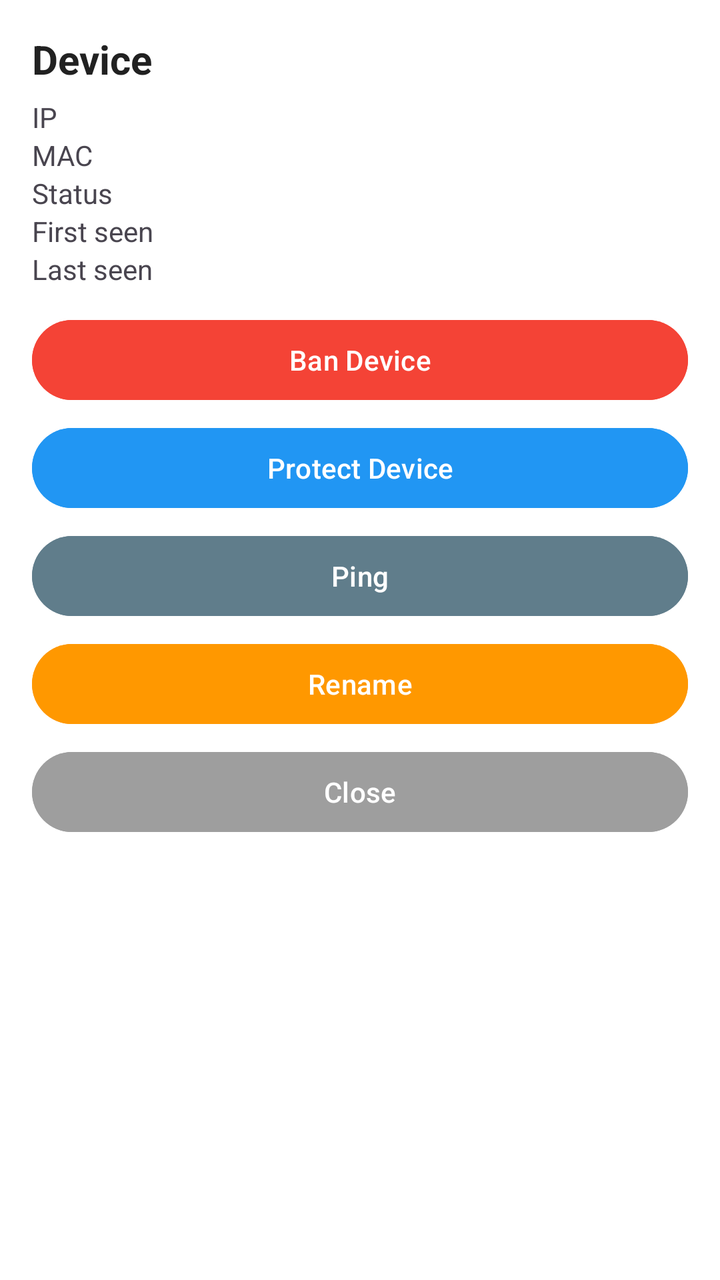
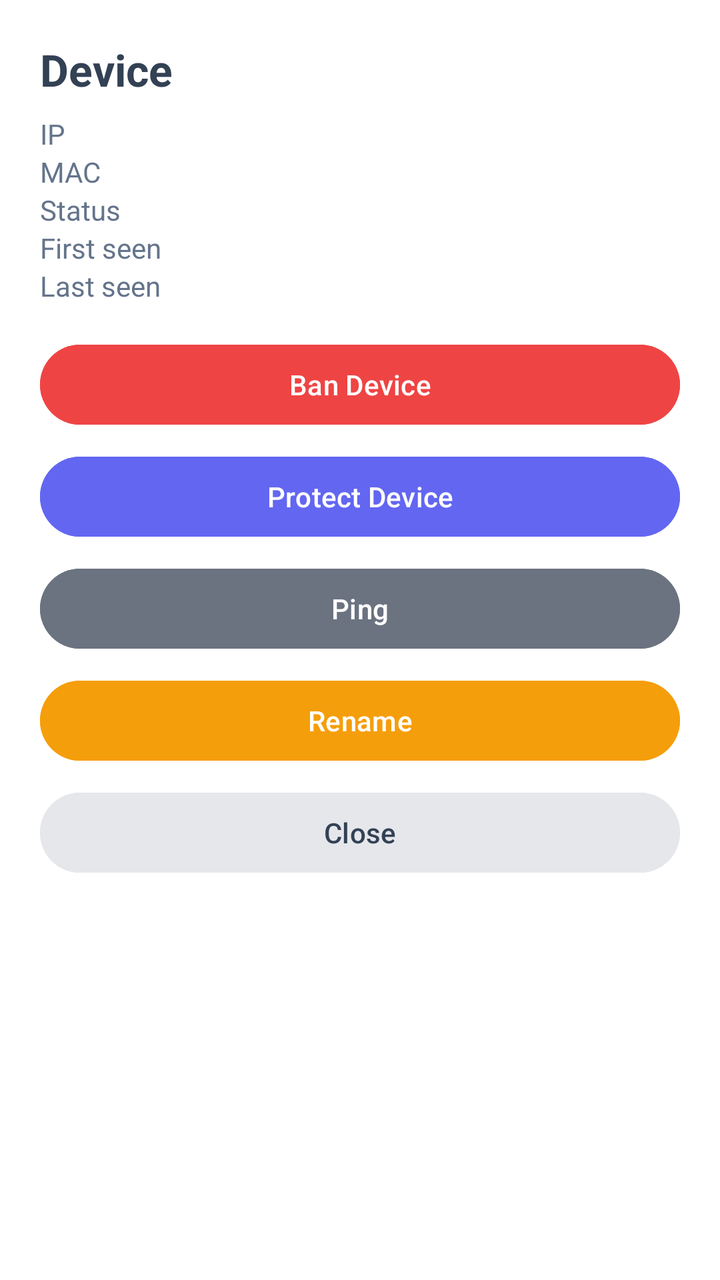

Compare the two renders of this Android layout. The source of the first and the diff that turns it into the second are given below.
<!-- AndroidManifest.xml: application theme Theme.Netcut -->
<!-- res/layout/bottom_sheet_device.xml -->
<?xml version="1.0" encoding="utf-8"?>
<LinearLayout xmlns:android="http://schemas.android.com/apk/res/android"
    android:layout_width="match_parent"
    android:layout_height="wrap_content"
    android:orientation="vertical"
    android:padding="16dp"
    android:background="#FFFFFF">

    <TextView
        android:id="@+id/tv_sheet_name"
        android:layout_width="match_parent"
        android:layout_height="wrap_content"
        android:text="Device"
        android:textSize="20sp"
        android:textStyle="bold"
        android:textColor="#212121" />

    <TextView
        android:id="@+id/tv_sheet_ip"
        android:layout_width="match_parent"
        android:layout_height="wrap_content"
        android:text="IP"
        android:textSize="14sp"
        android:layout_marginTop="6dp" />

    <TextView
        android:id="@+id/tv_sheet_mac"
        android:layout_width="match_parent"
        android:layout_height="wrap_content"
        android:text="MAC"
        android:textSize="14sp" />

    <TextView
        android:id="@+id/tv_sheet_status"
        android:layout_width="match_parent"
        android:layout_height="wrap_content"
        android:text="Status"
        android:textSize="14sp" />

    <TextView
        android:id="@+id/tv_sheet_first_seen"
        android:layout_width="match_parent"
        android:layout_height="wrap_content"
        android:text="First seen"
        android:textSize="14sp" />

    <TextView
        android:id="@+id/tv_sheet_last_seen"
        android:layout_width="match_parent"
        android:layout_height="wrap_content"
        android:text="Last seen"
        android:textSize="14sp" />

    <Button
        android:id="@+id/btn_sheet_ban"
        android:layout_width="match_parent"
        android:layout_height="48dp"
        android:text="Ban Device"
        android:textAllCaps="false"
        android:textColor="#FFFFFF"
        android:backgroundTint="#F44336"
        android:layout_marginTop="12dp" />

    <Button
        android:id="@+id/btn_sheet_protect"
        android:layout_width="match_parent"
        android:layout_height="48dp"
        android:text="Protect Device"
        android:textAllCaps="false"
        android:textColor="#FFFFFF"
        android:backgroundTint="#2196F3"
        android:layout_marginTop="6dp" />

    <Button
        android:id="@+id/btn_sheet_ping"
        android:layout_width="match_parent"
        android:layout_height="48dp"
        android:text="Ping"
        android:textAllCaps="false"
        android:textColor="#FFFFFF"
        android:backgroundTint="#607D8B"
        android:layout_marginTop="6dp" />

    <Button
        android:id="@+id/btn_sheet_rename"
        android:layout_width="match_parent"
        android:layout_height="48dp"
        android:text="Rename"
        android:textAllCaps="false"
        android:textColor="#FFFFFF"
        android:backgroundTint="#FF9800"
        android:layout_marginTop="6dp" />

    <Button
        android:id="@+id/btn_sheet_close"
        android:layout_width="match_parent"
        android:layout_height="48dp"
        android:text="Close"
        android:textAllCaps="false"
        android:textColor="#FFFFFF"
        android:backgroundTint="#9E9E9E"
        android:layout_marginTop="6dp" />

</LinearLayout>
<!-- resources referenced by this layout -->
<resources>
  <style name="Theme.Netcut" parent="Base.Theme.Netcut" />
  <style name="Base.Theme.Netcut" parent="Theme.Material3.DayNight.NoActionBar">
          
          
      </style>
</resources>

<!-- the commit's change to res/layout/bottom_sheet_device.xml (unified diff, before → after) -->
@@ -3,17 +3,17 @@
     android:layout_width="match_parent"
     android:layout_height="wrap_content"
     android:orientation="vertical"
-    android:padding="16dp"
-    android:background="#FFFFFF">
+    android:padding="20dp"
+    android:background="@color/surface">
 
     <TextView
         android:id="@+id/tv_sheet_name"
         android:layout_width="match_parent"
         android:layout_height="wrap_content"
         android:text="Device"
-        android:textSize="20sp"
+        android:textSize="22sp"
         android:textStyle="bold"
-        android:textColor="#212121" />
+        android:textColor="@color/on_surface" />
 
     <TextView
         android:id="@+id/tv_sheet_ip"
@@ -21,35 +21,40 @@
         android:layout_height="wrap_content"
         android:text="IP"
         android:textSize="14sp"
-        android:layout_marginTop="6dp" />
+        android:layout_marginTop="8dp"
+        android:textColor="@color/on_surface_variant" />
 
     <TextView
         android:id="@+id/tv_sheet_mac"
         android:layout_width="match_parent"
         android:layout_height="wrap_content"
         android:text="MAC"
-        android:textSize="14sp" />
+        android:textSize="14sp"
+        android:textColor="@color/on_surface_variant" />
 
     <TextView
         android:id="@+id/tv_sheet_status"
         android:layout_width="match_parent"
         android:layout_height="wrap_content"
         android:text="Status"
-        android:textSize="14sp" />
+        android:textSize="14sp"
+        android:textColor="@color/on_surface_variant" />
 
     <TextView
         android:id="@+id/tv_sheet_first_seen"
         android:layout_width="match_parent"
         android:layout_height="wrap_content"
         android:text="First seen"
-        android:textSize="14sp" />
+        android:textSize="14sp"
+        android:textColor="@color/on_surface_variant" />
 
     <TextView
         android:id="@+id/tv_sheet_last_seen"
         android:layout_width="match_parent"
         android:layout_height="wrap_content"
         android:text="Last seen"
-        android:textSize="14sp" />
+        android:textSize="14sp"
+        android:textColor="@color/on_surface_variant" />
 
     <Button
         android:id="@+id/btn_sheet_ban"
@@ -57,9 +62,10 @@
         android:layout_height="48dp"
         android:text="Ban Device"
         android:textAllCaps="false"
-        android:textColor="#FFFFFF"
-        android:backgroundTint="#F44336"
-        android:layout_marginTop="12dp" />
+        android:textColor="@color/white"
+        android:backgroundTint="@color/error"
+        android:layout_marginTop="16dp"
+        android:elevation="2dp"/>
 
     <Button
         android:id="@+id/btn_sheet_protect"
@@ -67,9 +73,10 @@
         android:layout_height="48dp"
         android:text="Protect Device"
         android:textAllCaps="false"
-        android:textColor="#FFFFFF"
-        android:backgroundTint="#2196F3"
-        android:layout_marginTop="6dp" />
+        android:textColor="@color/white"
+        android:backgroundTint="@color/primary"
+        android:layout_marginTop="8dp"
+        android:elevation="2dp"/>
 
     <Button
         android:id="@+id/btn_sheet_ping"
@@ -77,9 +84,10 @@
         android:layout_height="48dp"
         android:text="Ping"
         android:textAllCaps="false"
-        android:textColor="#FFFFFF"
-        android:backgroundTint="#607D8B"
-        android:layout_marginTop="6dp" />
+        android:textColor="@color/white"
+        android:backgroundTint="@color/gray_500"
+        android:layout_marginTop="8dp"
+        android:elevation="2dp"/>
 
     <Button
         android:id="@+id/btn_sheet_rename"
@@ -87,9 +95,10 @@
         android:layout_height="48dp"
         android:text="Rename"
         android:textAllCaps="false"
-        android:textColor="#FFFFFF"
-        android:backgroundTint="#FF9800"
-        android:layout_marginTop="6dp" />
+        android:textColor="@color/white"
+        android:backgroundTint="@color/warning"
+        android:layout_marginTop="8dp"
+        android:elevation="2dp"/>
 
     <Button
         android:id="@+id/btn_sheet_close"
@@ -97,8 +106,9 @@
         android:layout_height="48dp"
         android:text="Close"
         android:textAllCaps="false"
-        android:textColor="#FFFFFF"
-        android:backgroundTint="#9E9E9E"
-        android:layout_marginTop="6dp" />
+        android:textColor="@color/on_surface"
+        android:backgroundTint="@color/gray_200"
+        android:layout_marginTop="8dp"
+        android:elevation="2dp"/>
 
 </LinearLayout>
<!-- resource entries referenced after the edit -->
@@ -1,9 +1,44 @@
 <!-- resources referenced by this layout -->
 <resources>
+  <color name="error">#EF4444</color>
+  <color name="gray_200">#E5E7EB</color>
+  <color name="gray_500">#6B7280</color>
+  <color name="on_surface">#334155</color>
+  <color name="on_surface_variant">#64748B</color>
+  <color name="primary">#6366F1</color>
+  <color name="surface">#FFFFFF</color>
+  <color name="warning">#F59E0B</color>
+  <color name="white">#FFFFFFFF</color>
   <style name="Theme.Netcut" parent="Base.Theme.Netcut" />
   <style name="Base.Theme.Netcut" parent="Theme.Material3.DayNight.NoActionBar">
           
+          <item name="colorPrimary">@color/primary</item>
+          <item name="colorPrimaryVariant">@color/primary_dark</item>
+          <item name="colorOnPrimary">@color/on_primary</item>
           
+          
+          <item name="colorSecondary">@color/secondary</item>
+          <item name="colorSecondaryVariant">@color/secondary_dark</item>
+          <item name="colorOnSecondary">@color/on_secondary</item>
+          
+          
+          <item name="android:statusBarColor">@color/primary_dark</item>
+          
+          
+          <item name="android:colorBackground">@color/background</item>
+          <item name="colorSurface">@color/surface</item>
+          <item name="colorOnSurface">@color/on_surface</item>
+          <item name="colorOnSurfaceVariant">@color/on_surface_variant</item>
+          
+          
+          <item name="colorError">@color/error</item>
+          <item name="colorOnError">@color/white</item>
       </style>
+  <color name="primary_dark">#4F46E5</color>
+  <color name="on_primary">#FFFFFF</color>
+  <color name="secondary">#EC4899</color>
+  <color name="secondary_dark">#DB2777</color>
+  <color name="on_secondary">#FFFFFF</color>
+  <color name="background">#FAFAFA</color>
 </resources>
 
